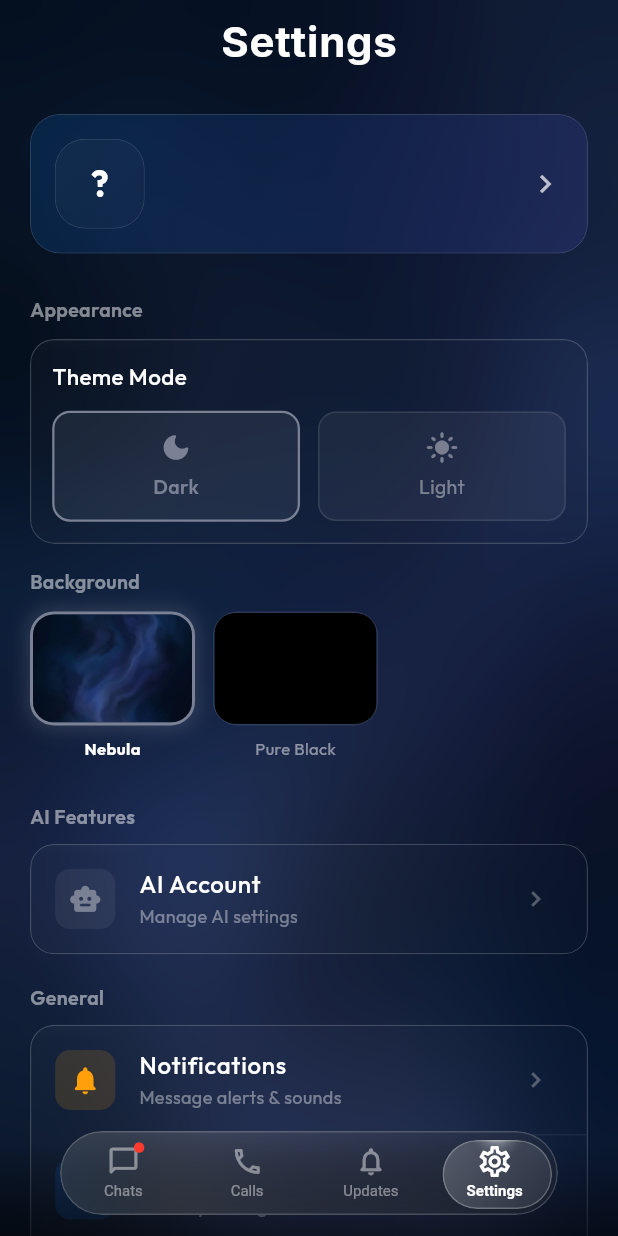
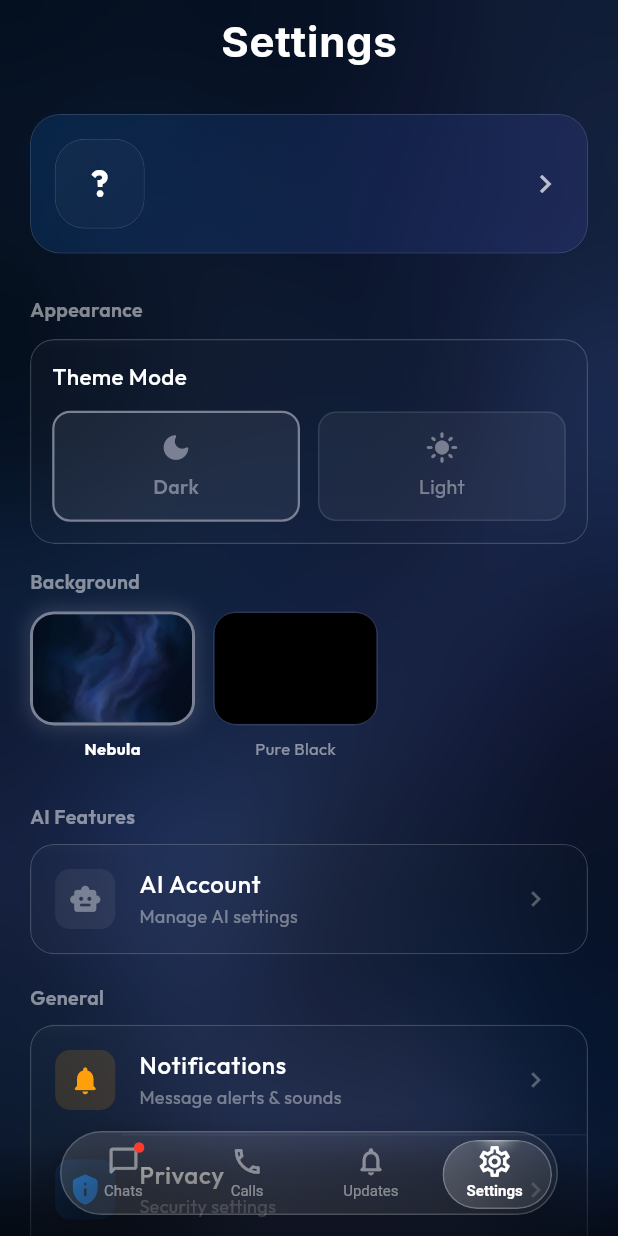
Before and after one commit to birooooooo/new-chatzy, a Flutter app: the screen it shows once a user with an empty profile is signed in, item 4 of the bottom bar chosen, on a phone screen of 412 x 824 dp. Run offline on Flutter 3.47's test engine with Material 3 defaults, Android fonts, the phone set to English and light mode, and no system bars; drawn by our look-alikes of flutter_animate; our stand-ins replace audioplayers, carousel_slider, cloud_firestore, equatable, file_picker, firebase_auth and 9 more; missing offline and left inert: flutter_cube, flutter_shaders, media_kit, motor, o3d, record and 1 more; accounts and stored records are empty; network calls fail.

Commit message:
after medterm

```diff
--- a/lib/screens/home/home_screen.dart
+++ b/lib/screens/home/home_screen.dart
@@ -101,19 +101,15 @@ class _HomeScreenState extends State<HomeScreen> {
                 final pillLeft = pillIdx * itemWidth + itemWidth * 0.06;
                 final pillWidth = itemWidth * 0.88;
 
-                return ClipRRect(
-                  borderRadius: BorderRadius.circular(36),
-                  child: BackdropFilter(
-                    filter: ImageFilter.blur(sigmaX: 24, sigmaY: 24),
-                    child: Container(
+                return Container(
                   height: 56,
                   decoration: BoxDecoration(
                     gradient: LinearGradient(
                       begin: Alignment.topLeft,
                       end: Alignment.bottomRight,
                       colors: [
-                            Colors.white.withOpacity(0.12),
-                            Colors.white.withOpacity(0.05),
+                        Colors.white.withOpacity(0.13),
+                        Colors.white.withOpacity(0.06),
                       ],
                     ),
                     borderRadius: BorderRadius.circular(36),
@@ -123,12 +119,14 @@ class _HomeScreenState extends State<HomeScreen> {
                     ),
                     boxShadow: [
                       BoxShadow(
-                            color: Colors.black.withOpacity(0.3),
+                        color: Colors.black.withOpacity(0.35),
                         blurRadius: 20,
                         offset: const Offset(0, 8),
                       ),
                     ],
                   ),
+                  child: ClipRRect(
+                    borderRadius: BorderRadius.circular(36),
                     child: Stack(
                       children: [
                         // Selected pill
@@ -151,7 +149,6 @@ class _HomeScreenState extends State<HomeScreen> {
                           ),
                         ),
                       ],
-                      ),
                     ),
                   ),
                 );
@@ -224,8 +221,6 @@ class _GlassPill extends StatelessWidget {
   Widget build(BuildContext context) {
     return ClipRRect(
       borderRadius: BorderRadius.circular(26),
-      child: BackdropFilter(
-        filter: ImageFilter.blur(sigmaX: 20, sigmaY: 20),
       child: Stack(
           children: [
             Container(
@@ -269,7 +264,6 @@ class _GlassPill extends StatelessWidget {
             ),
           ],
         ),
-      ),
     );
   }
 }
--- a/lib/widgets/glass_container.dart
+++ b/lib/widgets/glass_container.dart
@@ -60,13 +60,15 @@ class GlassContainer extends StatelessWidget {
       child: child,
     );
 
-    // Add ClipRRect to constrain the blur to the container
+    // Only apply BackdropFilter when blur > 0 — each filter costs a full GPU pass
     Widget glassEffect = ClipRRect(
       borderRadius: effectiveBorderRadius,
-      child: BackdropFilter(
-        filter: ImageFilter.blur(sigmaX: blur, sigmaY: blur),
-        child: content,
-      ),
+      child: blur > 0
+          ? BackdropFilter(
+              filter: ImageFilter.blur(sigmaX: blur, sigmaY: blur),
+              child: content,
+            )
+          : content,
     );
 
     if (margin != null) {
```
Also changed, not shown: lib/screens/home/chats_list_screen.dart (+1 -13 lines), 1 other file. Lines whose indentation alone changed are shown as unchanged.
